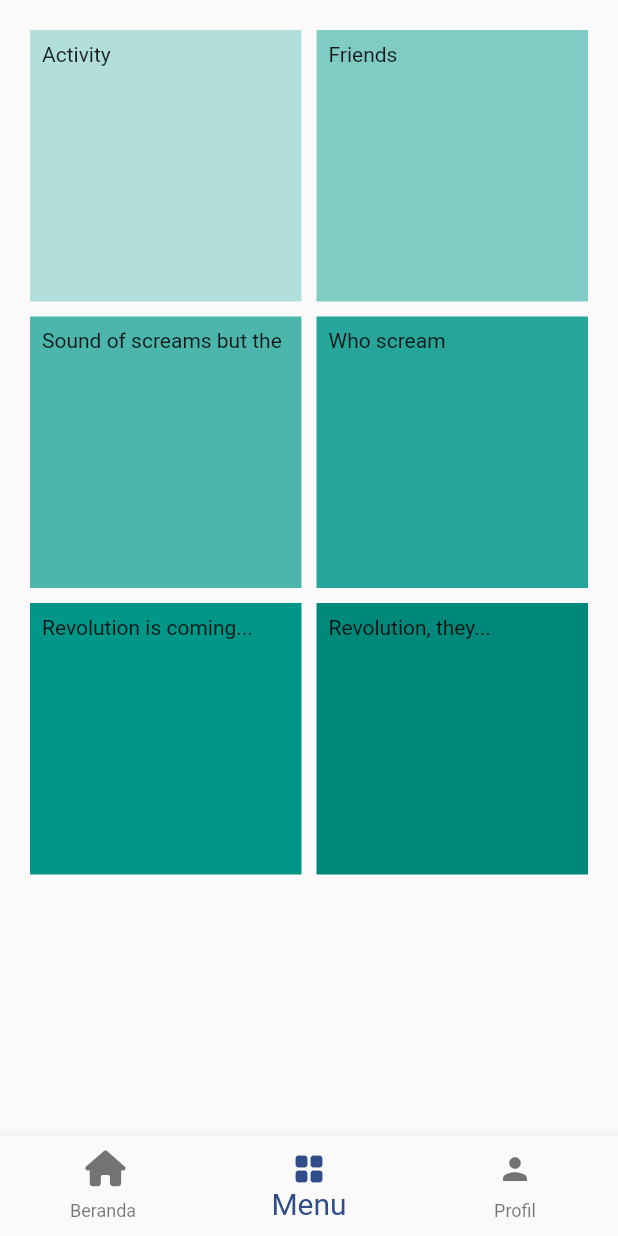
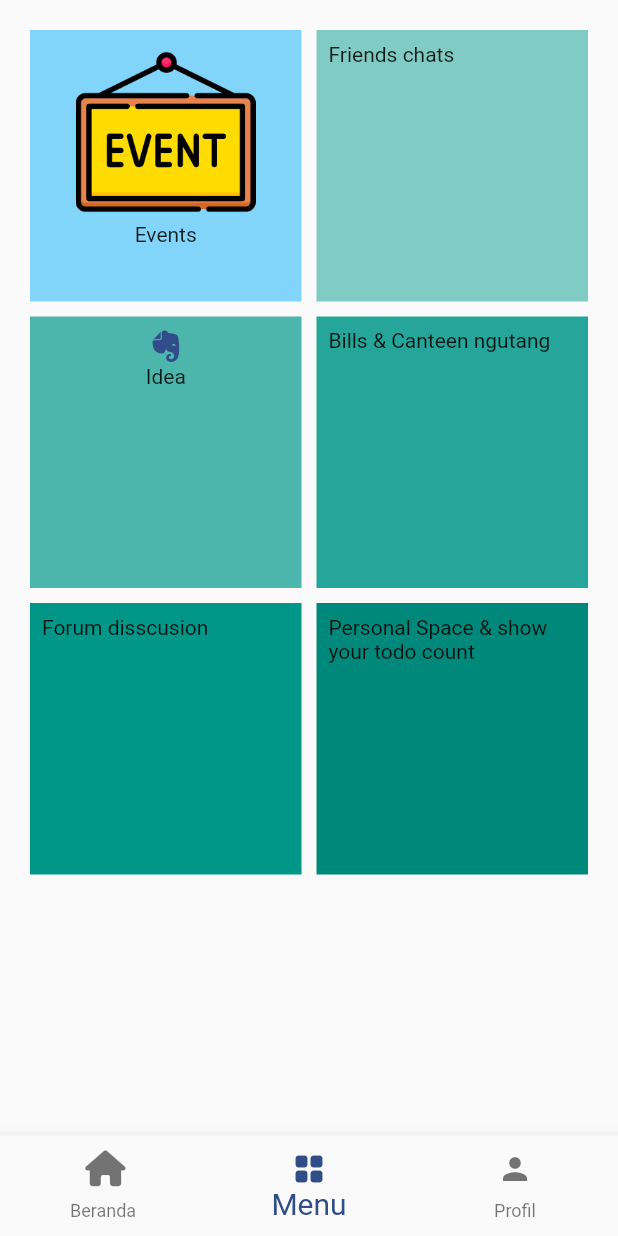
Before and after one commit to AlfonsInfo/community_app_getx, a Flutter app: the TabNavigatorView screen opened by its route, item 2 of the bottom bar chosen, on a phone screen of 412 x 824 dp. Run offline on Flutter 3.47's test engine with Material 2 defaults, Android fonts, the light colour scheme and no system bars; our stand-ins replace carousel_slider, dio, font_awesome_flutter, get, get_storage, google_fonts and 2 more; accounts and stored records are empty; generated files the repository leaves out were written again.

Commit message:
before change menu

```diff
--- a/lib/app/constants/api_constants.dart
+++ b/lib/app/constants/api_constants.dart
@@ -1,7 +1,7 @@
 import 'package:dio/dio.dart';
 abstract class ApiConstant{
-  // static const localHost = 'http://192.168.1.15';
-  static const localHost = 'http://10.176.74.202';
+  static const localHost = 'http://192.168.1.15';
+  // static const localHost = 'http://10.176.74.202';
   // static const localHost = 'http://192.168.43.34';
   static const port = ':8000';
   static const prefixEndpoint = '$localHost$port/api';
--- a/lib/app/constants/constants.dart
+++ b/lib/app/constants/constants.dart
@@ -44,6 +44,11 @@ abstract class ImageAssetPaths{
   static const englishFlag = "$starterImages/english_flag_circle.png";
 }
 
+
+abstract class IconPaths{
+  static const starterIcons = "assets/icons";
+  static const events = "$starterIcons/events.png";
+}
 abstract class CommonConditions{
   static bool isEmptyValue(String value)
   {
--- a/lib/app/modules/MenuPage/views/menu_page_view.dart
+++ b/lib/app/modules/MenuPage/views/menu_page_view.dart
@@ -1,6 +1,8 @@
 import 'package:flutter/material.dart';
+import 'package:font_awesome_flutter/font_awesome_flutter.dart';
 
 import 'package:get/get.dart';
+import 'package:jdlcommunity_getx/app/constants/constants.dart';
 
 import '../controllers/menu_page_controller.dart';
 
@@ -19,37 +21,61 @@ class MenuPageView extends GetView<MenuPageController> {
       mainAxisSpacing: 10,
       crossAxisCount: 2,
       children: <Widget>[
-        Container(
-          padding: const EdgeInsets.all(8),
-          color: Colors.teal[100],
-          child: const Text("Activity"),
-        ),
+        menuItem(),
         Container(
           padding: const EdgeInsets.all(8),
           color: Colors.teal[200],
-          child: const Text('Friends'),
+          child: const Text('Friends chats'),
         ),
         Container(
           padding: const EdgeInsets.all(8),
           color: Colors.teal[300],
-          child: const Text('Sound of screams but the'),
+          child: const Column(
+            children: [
+              Icon(FontAwesomeIcons.evernote),
+              Text('Idea'),
+            ],
+          ),
         ),
         Container(
           padding: const EdgeInsets.all(8),
           color: Colors.teal[400],
-          child: const Text('Who scream'),
+          child: const Text('Bills & Canteen ngutang'),
         ),
         Container(
           padding: const EdgeInsets.all(8),
           color: Colors.teal[500],
-          child: const Text('Revolution is coming...'),
+          child: const Text('Forum disscusion'),
         ),
         Container(
           padding: const EdgeInsets.all(8),
           color: Colors.teal[600],
-          child: const Text('Revolution, they...'),
+          child: const Text('Personal Space & show your todo count'),
         ),
       ],
     );
   }
+
+  Widget menuItem() {
+    return InkWell(
+      onTap: (){
+      },
+
+      child: Container(
+          padding: const EdgeInsets.all(8),
+          color: Colors.lightBlue[200],
+          child: SizedBox(
+            child: Column(
+              children: [
+                Container(
+                  height  : 120,
+                  child: Image.asset(IconPaths.events)),
+                const Text('Events'),
+
+              ],
+            ),
+          ),
+        ),
+    );
+  }
 }
--- a/lib/app/modules/ProfilePage/controllers/profile_page_controller.dart
+++ b/lib/app/modules/ProfilePage/controllers/profile_page_controller.dart
@@ -79,7 +79,7 @@ class ProfilePageController extends GetxController with StateMixin<UserProfile>{
         };
         box.write(SharedPreferencesKey.savedPreferencesKey, currentCondition);
     }else{
-      print('lets do it later');
+      //* soon
     }
   }
 
--- a/lib/app/modules/ProfilePage/views/profile_page_view.dart
+++ b/lib/app/modules/ProfilePage/views/profile_page_view.dart
@@ -1,11 +1,9 @@
 import 'package:flutter/material.dart';
 import 'package:font_awesome_flutter/font_awesome_flutter.dart';
 import 'package:get/get.dart';
-import 'package:get_storage/get_storage.dart';
 import 'package:jdlcommunity_getx/app/constants/constants.dart';
 import 'package:jdlcommunity_getx/app/constants/widget_constants.dart';
 import 'package:jdlcommunity_getx/app/data/preference_options.dart';
-import 'package:jdlcommunity_getx/main.dart';
 import 'package:jdlcommunity_getx/main_app_controller.dart';
 import '../controllers/profile_page_controller.dart';
 import 'package:flutter_gen/gen_l10n/app_localizations.dart';
--- a/pubspec.yaml
+++ b/pubspec.yaml
@@ -34,4 +34,5 @@ flutter:
   uses-material-design: true
   assets:
     - assets/images/
+    - assets/icons/
     - assets/images/cover/
```
Also changed, not shown: assets/icons/events.png (added), assets/icons/friends.png (added), 1 other file.
